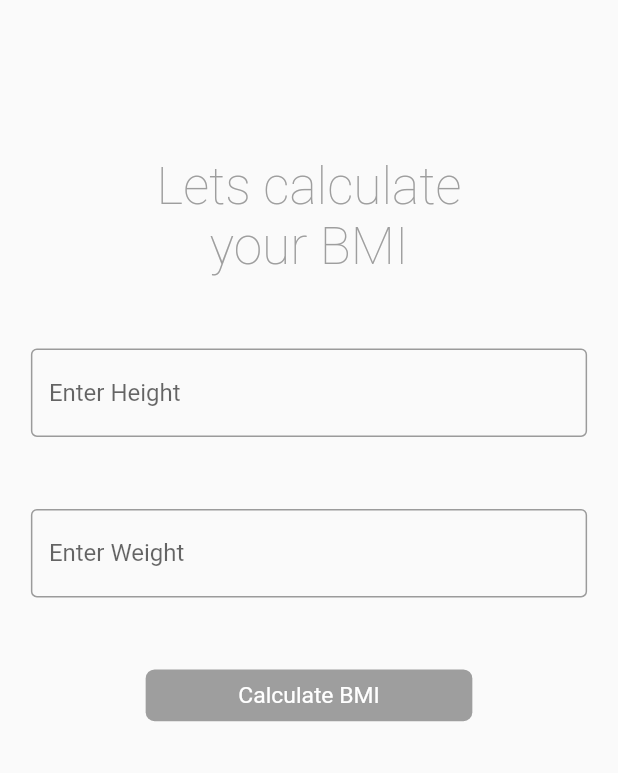
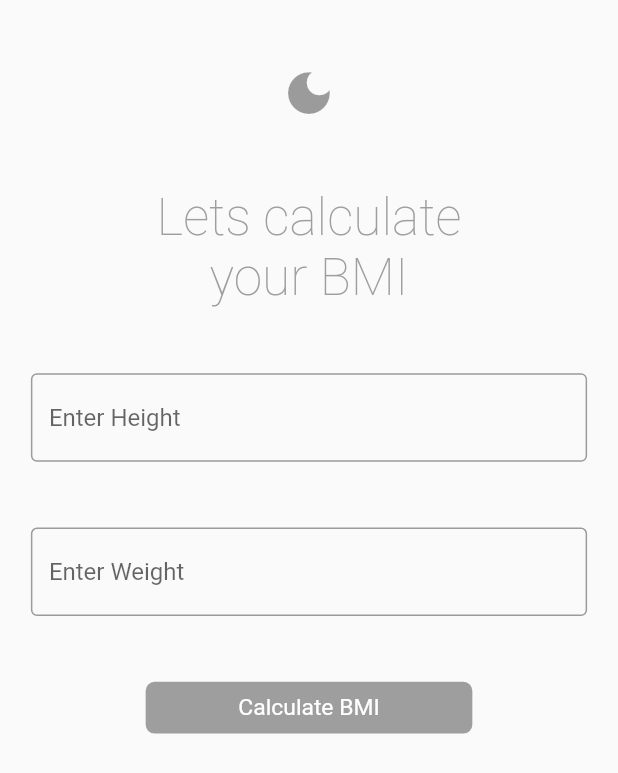
Before and after one commit to xburakseker/BMI_Getx, a Flutter app: the screen it shows after launch, on a phone screen of 412 x 824 dp. Shown: the top 773 px of the screen. Run offline on Flutter 3.47's test engine with Material 2 defaults, Android fonts, the phone set to English and light mode, and no system bars; our stand-ins replace fluttertoast, get, google_fonts, responsive_sizer; statements that could not run were skipped.

```diff
--- a/lib/modules/home/home_screen.dart
+++ b/lib/modules/home/home_screen.dart
@@ -17,7 +17,26 @@ class HomeScreen extends GetView<HomeController> {
         child: Column(
           mainAxisAlignment: MainAxisAlignment.spaceEvenly,
           children: [
-            buildSizedBox(1),
+            Center(
+              child: Obx(
+                () => GestureDetector(
+                  onTap: () {
+                    controller.changeTheme();
+                  },
+                  child: controller.isDark == false
+                      ? Icon(
+                          Icons.dark_mode,
+                          color: Colors.black38,
+                          size: 25.sp,
+                        )
+                      : Icon(
+                          Icons.sunny,
+                          color: Colors.yellow.shade100,
+                          size: 25.sp,
+                        ),
+                ),
+              ),
+            ),
             Center(
               child: Text(
                 "Lets calculate\nyour BMI",
```
Also changed, not shown: lib/modules/home/home_controller.dart (+10 -0 lines).
